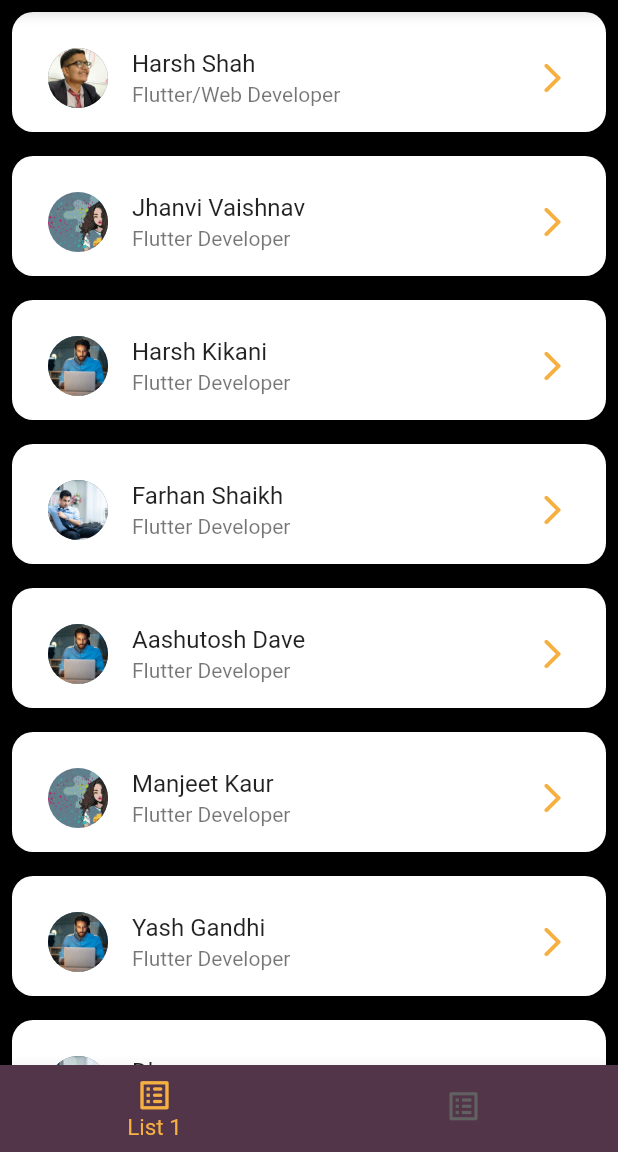
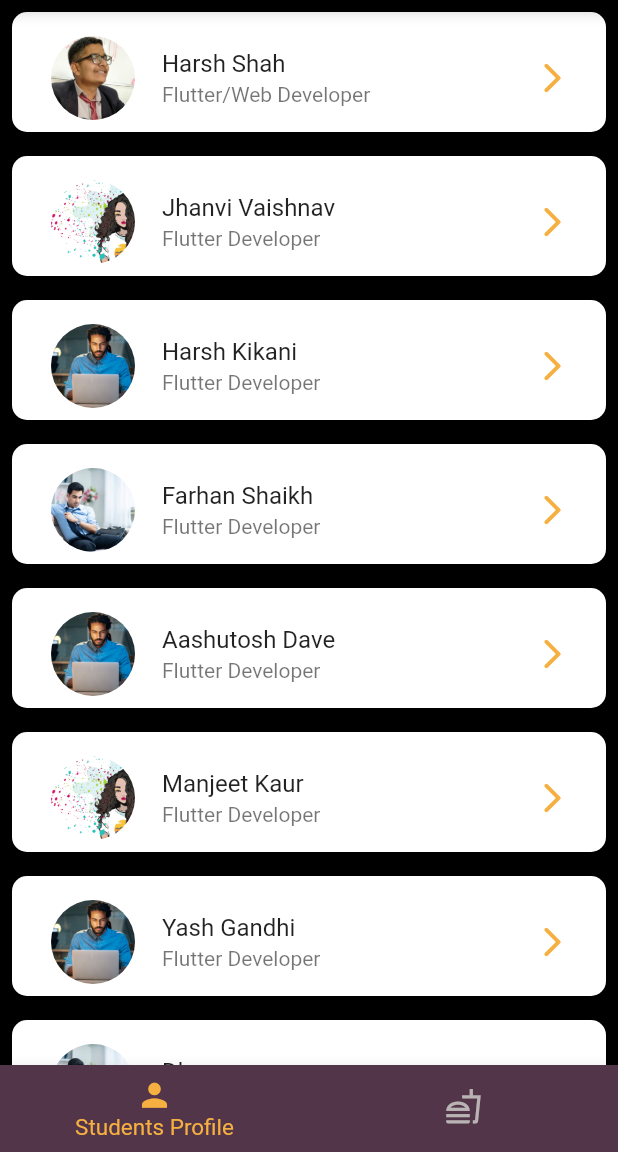
Before and after one commit to Haffshah/Assignment_12_Model_Example, a Flutter app: the screen it shows after launch, on a phone screen of 412 x 824 dp, the part 84-1236 px from its top. Run offline on Flutter 3.47's test engine with Material 2 defaults, Android fonts, the phone set to English and light mode, and no system bars.

Commit message:
Bottombar

```diff
--- a/lib/Bottombar.dart
+++ b/lib/Bottombar.dart
@@ -29,7 +29,7 @@ class _BottombarScreenState extends State<BottombarScreen> {
           selectedFontSize: 15.0,
           iconSize: 25.0,
 
-          showUnselectedLabels: false,unselectedItemColor: Color(0xff616161),
+          showUnselectedLabels: false,unselectedItemColor: Color(0xffbab3b3),
           selectedItemColor: Color(0xffF6B042),
           backgroundColor: Color(0xff533549),
           currentIndex: _currentIndex,
@@ -40,9 +40,9 @@ class _BottombarScreenState extends State<BottombarScreen> {
           },
           items: [
             BottomNavigationBarItem(
-                icon: Icon(Icons.list_alt_rounded), label: 'List 1'),
+                icon: Icon(Icons.person), label: 'Students Profile'),
             BottomNavigationBarItem(
-                icon: Icon(Icons.list_alt), label: 'List 2'),
+                icon: Icon(Icons.fastfood_outlined), label: 'Food Menu'),
           ]),
       body: tabList[_currentIndex],
     );
--- a/lib/List1.dart
+++ b/lib/List1.dart
@@ -41,7 +41,7 @@ class ListViewWidget extends StatelessWidget {
           child: Container(
             decoration: BoxDecoration(
                 color: Colors.white,
-                borderRadius: BorderRadius.circular(14.0)),
+                borderRadius: BorderRadius.circular(10.0)),
             padding: EdgeInsets.all(8.0),
             width: 120.0,
             height: 80.0,
@@ -54,8 +54,8 @@ class ListViewWidget extends StatelessWidget {
                 );
               },
               leading: CircleAvatar(
-                radius: 20.0,
-                backgroundColor: Colors.blueGrey,
+                radius: 30.0,
+                backgroundColor: Colors.white70,
                 backgroundImage: AssetImage(myList[index].image ?? " "),
               ),
               title: Text(
--- a/lib/List2.dart
+++ b/lib/List2.dart
@@ -26,7 +26,7 @@ class _SecondListViewPageState extends State<SecondListViewPage> {
             child: Container(
               decoration: BoxDecoration(
                   color: Colors.white,
-                  borderRadius: BorderRadius.circular(14.0)),
+                  borderRadius: BorderRadius.circular(10.0)),
               padding: EdgeInsets.all(8.0),
               width: 120.0,
               height: 80.0,
```
